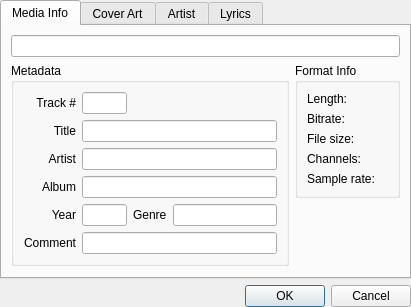
Before: the Qt Designer form libs/mediainfowindow/MediaInfoWindow.ui in tkrotoff/QuarkPlayer, drawn with Qt 5.
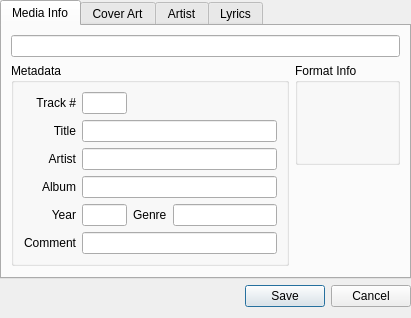
After: the same form once the commit is applied.

What changed in the file:
```diff
--- a/libs/mediainfowindow/MediaInfoWindow.ui
+++ b/libs/mediainfowindow/MediaInfoWindow.ui
@@ -6,17 +6,23 @@
     <x>0</x>
     <y>0</y>
     <width>411</width>
-    <height>301</height>
+    <height>310</height>
    </rect>
   </property>
   <property name="windowTitle" >
    <string>Media Info</string>
   </property>
-  <layout class="QGridLayout" name="gridLayout_11" >
-   <property name="margin" >
+  <layout class="QGridLayout" name="gridLayout_6" >
+   <property name="leftMargin" >
     <number>0</number>
    </property>
-   <item row="1" column="0" >
+   <property name="topMargin" >
+    <number>0</number>
+   </property>
+   <property name="rightMargin" >
+    <number>0</number>
+   </property>
+   <item row="0" column="0" >
     <widget class="QTabWidget" name="tabWidget" >
      <property name="currentIndex" >
       <number>0</number>
@@ -167,94 +173,11 @@
          </property>
          <layout class="QGridLayout" name="gridLayout_5" >
           <item row="0" column="0" >
-           <layout class="QHBoxLayout" name="horizontalLayout_3" >
-            <item>
-             <widget class="QLabel" name="lengthLabel2" >
-              <property name="text" >
-               <string>Length:</string>
-              </property>
-             </widget>
-            </item>
-            <item>
-             <widget class="QLabel" name="lengthLabel" >
-              <property name="text" >
-               <string/>
-              </property>
-             </widget>
-            </item>
-           </layout>
-          </item>
-          <item row="1" column="0" >
-           <layout class="QHBoxLayout" name="horizontalLayout_2" >
-            <item>
-             <widget class="QLabel" name="bitrateLabel2" >
-              <property name="text" >
-               <string>Bitrate:</string>
-              </property>
-             </widget>
-            </item>
-            <item>
-             <widget class="QLabel" name="bitrateLabel" >
-              <property name="text" >
-               <string/>
-              </property>
-             </widget>
-            </item>
-           </layout>
-          </item>
-          <item row="2" column="0" >
-           <layout class="QHBoxLayout" name="horizontalLayout" >
-            <item>
-             <widget class="QLabel" name="fileSizeLabel2" >
-              <property name="text" >
-               <string>File size:</string>
-              </property>
-             </widget>
-            </item>
-            <item>
-             <widget class="QLabel" name="fileSizeLabel" >
-              <property name="text" >
-               <string/>
-              </property>
-             </widget>
-            </item>
-           </layout>
-          </item>
-          <item row="3" column="0" >
-           <layout class="QHBoxLayout" name="horizontalLayout_4" >
-            <item>
-             <widget class="QLabel" name="channelsLabel2" >
-              <property name="text" >
-               <string>Channels:</string>
-              </property>
-             </widget>
-            </item>
-            <item>
-             <widget class="QLabel" name="channelsLabel" >
-              <property name="text" >
-               <string/>
-              </property>
-             </widget>
-            </item>
-           </layout>
-          </item>
-          <item row="4" column="0" >
-           <layout class="QHBoxLayout" name="horizontalLayout_5" >
-            <item>
-             <widget class="QLabel" name="sampleRateLabel2" >
-              <property name="text" >
-               <string>Sample rate:</string>
-              </property>
-             </widget>
-            </item>
-            <item>
-             <widget class="QLabel" name="sampleRateLabel" >
-              <property name="text" >
-               <string/>
-              </property>
-             </widget>
-            </item>
-           </layout>
+           <widget class="QLabel" name="formatInfoLabel" >
+            <property name="text" >
+             <string/>
+            </property>
+           </widget>
           </item>
          </layout>
         </widget>
@@ -421,13 +344,13 @@
      </widget>
     </widget>
    </item>
-   <item row="2" column="0" >
+   <item row="1" column="0" >
     <widget class="QDialogButtonBox" name="buttonBox" >
      <property name="orientation" >
       <enum>Qt::Horizontal</enum>
      </property>
      <property name="standardButtons" >
-      <set>QDialogButtonBox::Cancel|QDialogButtonBox::Ok</set>
+      <set>QDialogButtonBox::Cancel|QDialogButtonBox::Save</set>
      </property>
     </widget>
    </item>
```
Left out of the diff: 8 changed lines with no effect on the pictures.
